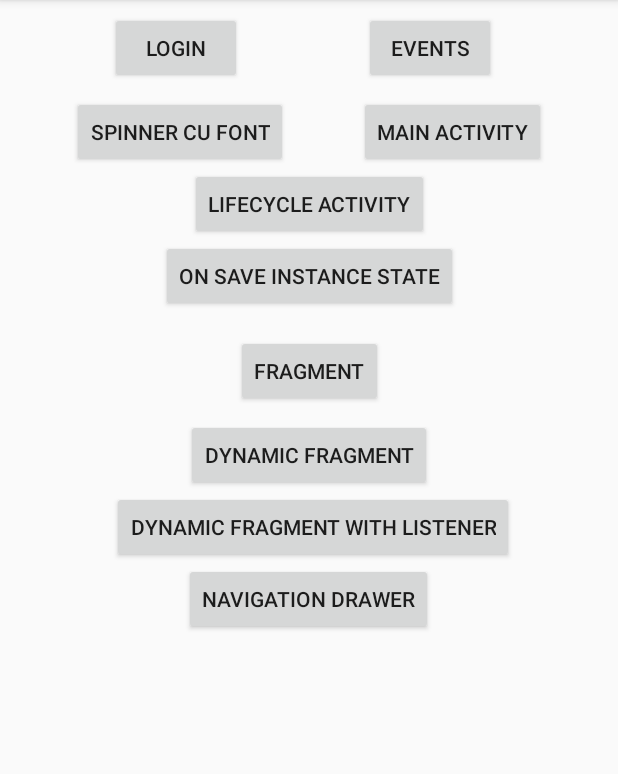
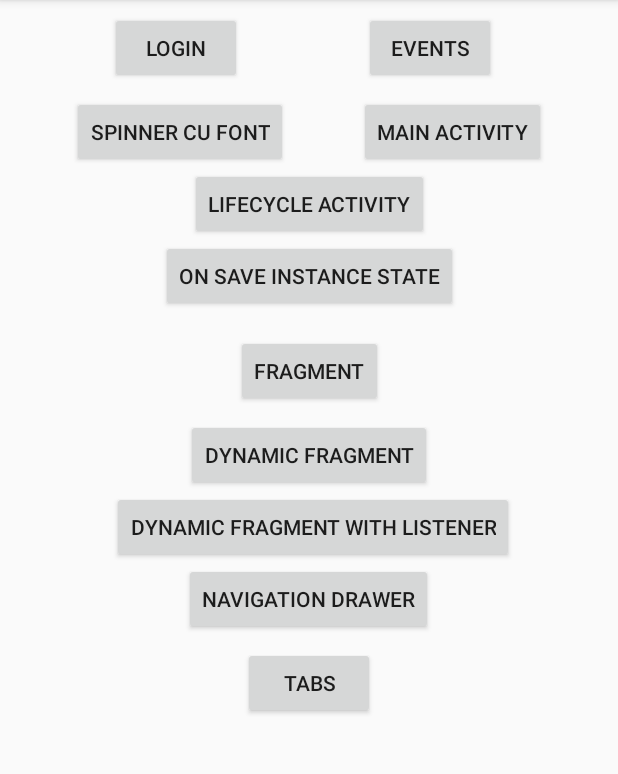
Before and after one commit to magdamiu/AndroidFundamentals04, an Android app: the screen it shows after launch (FirstActivity), on a phone screen of 412 x 824 dp, the part 84-858 px from its top. Run offline under Robolectric (Android 15) with nearby library versions, the phone set to English and light mode, and no system bars.

Commit message:
tabs sample

```diff
--- a/app/src/main/AndroidManifest.xml
+++ b/app/src/main/AndroidManifest.xml
@@ -34,6 +34,9 @@
         <activity android:name=".recycler_view.EventsActivity" />
         <activity android:name=".custom_spinner.SpinnerActivity" />
         <activity android:name=".MainActivity" />
+        <activity
+            android:name=".fragments.tabs.TabsActivity"
+            android:theme="@style/AppTheme.NoActionBar" />
     </application>
 
 </manifest>
--- a/app/src/main/java/com/magdamiu/androidfundamentals04/FirstActivity.java
+++ b/app/src/main/java/com/magdamiu/androidfundamentals04/FirstActivity.java
@@ -13,6 +13,7 @@ import com.magdamiu.androidfundamentals04.fragments.ListenerFragmentActivity;
 import com.magdamiu.androidfundamentals04.fragments.NavigationDrawerActivity;
 import com.magdamiu.androidfundamentals04.fragments.ParentActivity;
 import com.magdamiu.androidfundamentals04.fragments.ParentDynamicFragmentActivity;
+import com.magdamiu.androidfundamentals04.fragments.tabs.TabsActivity;
 import com.magdamiu.androidfundamentals04.recycler_view.EventsActivity;
 
 public class FirstActivity extends AppCompatActivity {
@@ -65,4 +66,8 @@ public class FirstActivity extends AppCompatActivity {
     public void openNavigationDrawerOnClick(View view) {
         startActivity(new Intent(FirstActivity.this, NavigationDrawerActivity.class));
     }
+
+    public void tabsOnClick(View view) {
+        startActivity(new Intent(FirstActivity.this, TabsActivity.class));
+    }
 }
--- a/app/src/main/res/layout/activity_first.xml
+++ b/app/src/main/res/layout/activity_first.xml
@@ -26,7 +26,7 @@
         android:layout_marginTop="8dp"
         android:layout_marginEnd="8dp"
         android:onClick="eventsOnClick"
-        android:text="Events"
+        android:text="@string/events"
         app:layout_constraintEnd_toEndOf="parent"
         app:layout_constraintHorizontal_bias="0.5"
         app:layout_constraintStart_toEndOf="@+id/button5"
@@ -38,7 +38,7 @@
         android:layout_height="wrap_content"
         android:layout_marginTop="8dp"
         android:onClick="spinnerOnClick"
-        android:text="Spinner cu font"
+        android:text="@string/spinner_cu_font"
         app:layout_constraintEnd_toStartOf="@+id/button10"
         app:layout_constraintHorizontal_bias="0.5"
         app:layout_constraintHorizontal_chainStyle="spread"
@@ -51,7 +51,7 @@
         android:layout_height="wrap_content"
         android:layout_marginTop="8dp"
         android:onClick="mainOnClick"
-        android:text="Main activity"
+        android:text="@string/main_activity"
         app:layout_constraintEnd_toEndOf="parent"
         app:layout_constraintHorizontal_bias="0.5"
         app:layout_constraintStart_toEndOf="@+id/button9"
@@ -61,7 +61,7 @@
         android:id="@+id/button12"
         android:layout_width="wrap_content"
         android:layout_height="wrap_content"
-        android:text="Lifecycle Activity"
+        android:text="@string/lifecycle_activity"
         android:onClick="lifecycleOnClick"
         app:layout_constraintEnd_toEndOf="parent"
         app:layout_constraintStart_toStartOf="parent"
@@ -72,7 +72,7 @@
         android:layout_width="wrap_content"
         android:layout_height="wrap_content"
         android:onClick="onSaveInstanceStateOnClick"
-        android:text="On Save Instance State"
+        android:text="@string/on_save_instance_state"
         app:layout_constraintEnd_toEndOf="parent"
         app:layout_constraintStart_toStartOf="parent"
         app:layout_constraintTop_toBottomOf="@+id/button12" />
@@ -82,7 +82,7 @@
         android:layout_width="wrap_content"
         android:layout_height="wrap_content"
         android:layout_marginTop="15dp"
-        android:text="Fragment"
+        android:text="@string/fragment"
         android:onClick="openFragmentInActivityOnClick"
         app:layout_constraintEnd_toEndOf="parent"
         app:layout_constraintStart_toStartOf="parent"
@@ -93,7 +93,7 @@
         android:layout_width="wrap_content"
         android:layout_height="wrap_content"
         android:layout_marginTop="8dp"
-        android:text="Dynamic Fragment"
+        android:text="@string/dynamic_fragment"
         android:onClick="openDynamicFragmentInActivityOnClick"
         app:layout_constraintEnd_toEndOf="parent"
         app:layout_constraintStart_toStartOf="parent"
@@ -114,12 +114,21 @@
         android:id="@+id/button22"
         android:layout_width="wrap_content"
         android:layout_height="wrap_content"
-        android:text="Navigation Drawer"
         android:onClick="openNavigationDrawerOnClick"
-        app:layout_constraintBottom_toBottomOf="parent"
+        android:text="@string/navigation_drawer"
         app:layout_constraintEnd_toEndOf="parent"
         app:layout_constraintHorizontal_bias="0.498"
         app:layout_constraintStart_toStartOf="parent"
-        app:layout_constraintTop_toBottomOf="@+id/button21"
-        app:layout_constraintVertical_bias="0.0" />
+        app:layout_constraintTop_toBottomOf="@+id/button21" />
+
+    <Button
+        android:id="@+id/button23"
+        android:layout_width="wrap_content"
+        android:layout_height="wrap_content"
+        android:layout_marginTop="8dp"
+        android:text="@string/tabs"
+        android:onClick="tabsOnClick"
+        app:layout_constraintEnd_toEndOf="parent"
+        app:layout_constraintStart_toStartOf="parent"
+        app:layout_constraintTop_toBottomOf="@+id/button22" />
 </androidx.constraintlayout.widget.ConstraintLayout>
--- a/app/src/main/res/values/strings.xml
+++ b/app/src/main/res/values/strings.xml
@@ -131,4 +131,19 @@
     <string name="gallery_fragment">Gallery fragment</string>
     <string name="home_fragment">Home fragment</string>
     <string name="slideshow_fragment">Slideshow fragment</string>
+    <string name="tab_1">TAB 1</string>
+    <string name="tab_2">TAB 2</string>
+    <string name="tab_3">TAB 3</string>
+    <string name="tab_label1">"Tab 1 "</string>
+    <string name="tab_label2">Tab 2</string>
+    <string name="tab_label3">Tab 3</string>
+    <string name="tabs">Tabs</string>
+    <string name="navigation_drawer">Navigation Drawer</string>
+    <string name="dynamic_fragment">Dynamic Fragment</string>
+    <string name="fragment">Fragment</string>
+    <string name="on_save_instance_state">On Save Instance State</string>
+    <string name="lifecycle_activity">Lifecycle Activity</string>
+    <string name="main_activity">Main activity</string>
+    <string name="spinner_cu_font">Spinner cu font</string>
+    <string name="events">Events</string>
 </resources>
```
Also changed, not shown: app/src/main/java/com/magdamiu/androidfundamentals04/fragments/tabs/PagerAdapter.java (added, +34 -0 lines), app/src/main/java/com/magdamiu/androidfundamentals04/fragments/tabs/TabFragment1.java (added, +26 -0 lines), app/src/main/java/com/magdamiu/androidfundamentals04/fragments/tabs/TabFragment2.java (added, +25 -0 lines), app/src/main/java/com/magdamiu/androidfundamentals04/fragments/tabs/TabFragment3.java (added, +26 -0 lines), app/src/main/java/com/magdamiu/androidfundamentals04/fragments/tabs/TabsActivity.java (added, +59 -0 lines), app/src/main/res/layout/activity_tabs.xml (added, +34 -0 lines), app/src/main/res/layout/tab_fragment1.xml (added, +14 -0 lines), app/src/main/res/layout/tab_fragment2.xml (added, +14 -0 lines), app/src/main/res/layout/tab_fragment3.xml (added, +14 -0 lines).
